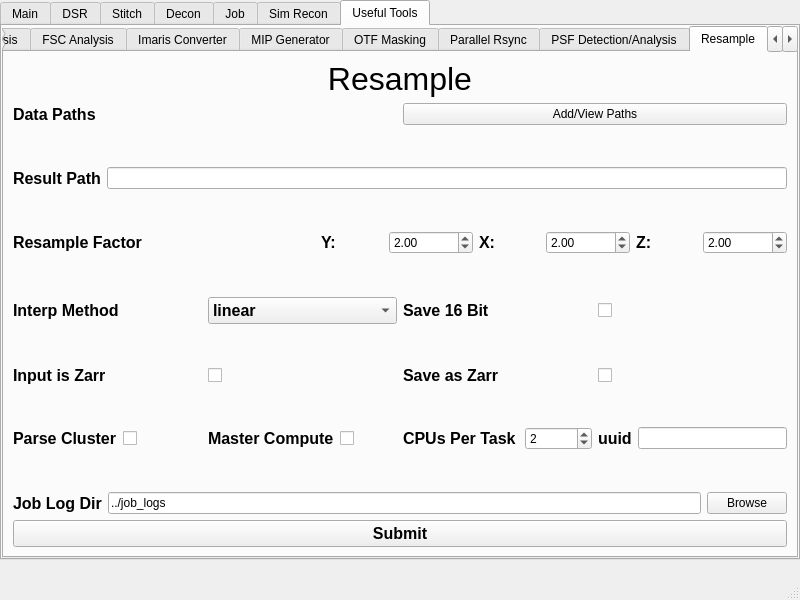
First picture: the form in src/mainwindow.ui, repository abcucberkeley/PetaKit5D-GUI, before the edit.
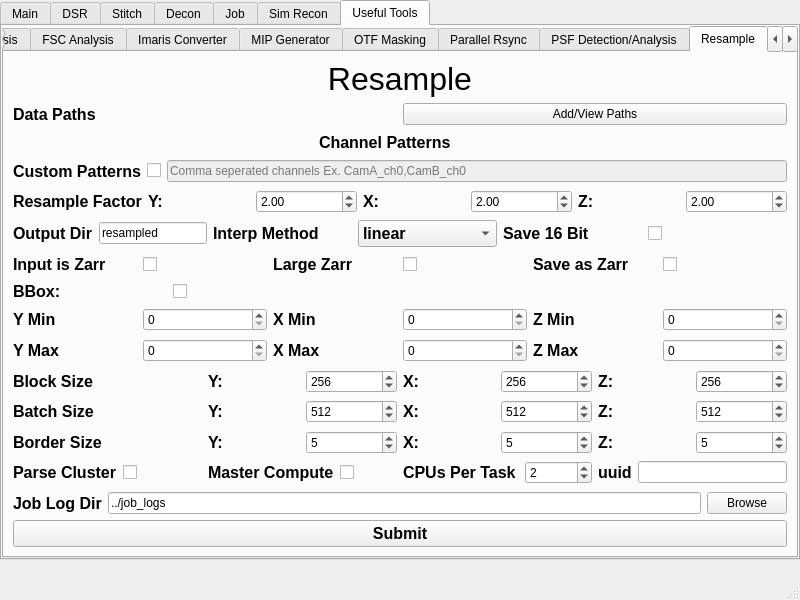
Second picture: the form after the edit. The open tabs and pages were chosen to show the change.

Commit message: Updated the resample tool

Patch:
```diff
--- a/src/mainwindow.ui
+++ b/src/mainwindow.ui
@@ -11060,6 +11060,9 @@
           </item>
           <item row="1" column="0">
            <layout class="QVBoxLayout" name="verticalLayout_43">
+            <property name="spacing">
+             <number>6</number>
+            </property>
             <property name="bottomMargin">
              <number>0</number>
             </property>
@@ -11104,25 +11107,95 @@
              </spacer>
             </item>
             <item>
-             <layout class="QHBoxLayout" name="horizontalLayout_197">
-              <property name="bottomMargin">
-               <number>0</number>
+             <layout class="QHBoxLayout" name="resampleChannelPatternsHorizontalLayout">
+              <item>
+               <widget class="QLabel" name="resampleChannelPatternsLabel">
+                <property name="sizePolicy">
+                 <sizepolicy hsizetype="Maximum" vsizetype="Maximum">
+                  <horstretch>0</horstretch>
+                  <verstretch>0</verstretch>
+                 </sizepolicy>
+                </property>
+                <property name="font">
+                 <font>
+                  <pointsize>12</pointsize>
+                  <bold>true</bold>
+                  <strikeout>false</strikeout>
+                  <kerning>true</kerning>
+                 </font>
+                </property>
+                <property name="text">
+                 <string>Channel Patterns</string>
+                </property>
+               </widget>
+              </item>
+              <item>
+               <spacer name="resampleHorizontalSpacer">
+                <property name="orientation">
+                 <enum>Qt::Horizontal</enum>
+                </property>
+                <property name="sizeType">
+                 <enum>QSizePolicy::Maximum</enum>
+                </property>
+                <property name="sizeHint" stdset="0">
+                 <size>
+                  <width>30</width>
+                  <height>20</height>
+                 </size>
+                </property>
+               </spacer>
+              </item>
+             </layout>
+            </item>
+            <item>
+             <spacer name="verticalSpacer_24">
+              <property name="orientation">
+               <enum>Qt::Vertical</enum>
               </property>
+              <property name="sizeHint" stdset="0">
+               <size>
+                <width>20</width>
+                <height>40</height>
+               </size>
+              </property>
+             </spacer>
+            </item>
+            <item>
+             <layout class="QHBoxLayout" name="horizontalLayout_199">
               <item>
-               <widget class="QLabel" name="resampleResultPathsLabel">
+               <widget class="QLabel" name="resampleCustomPatternsLabel">
                 <property name="font">
                  <font>
                   <pointsize>12</pointsize>
                   <bold>true</bold>
+                  <strikeout>false</strikeout>
+                  <kerning>true</kerning>
                  </font>
                 </property>
                 <property name="text">
-                 <string>Result Path</string>
+                 <string>Custom Patterns</string>
                 </property>
                </widget>
               </item>
               <item>
-               <widget class="QLineEdit" name="resampleResultPathsLabelLineEdit"/>
+               <widget class="QCheckBox" name="resampleCustomPatternsCheckBox">
+                <property name="autoFillBackground">
+                 <bool>false</bool>
+                </property>
+                <property name="text">
+                 <string/>
+                </property>
+               </widget>
+              </item>
+              <item>
+               <widget class="QLineEdit" name="resampleCustomPatternsLineEdit">
+                <property name="enabled">
+                 <bool>false</bool>
+                </property>
+                <property name="placeholderText">
+                 <string>Comma seperated channels Ex. CamA_ch0,CamB_ch0</string>
+                </property>
+               </widget>
               </item>
              </layout>
             </item>
@@ -11140,9 +11213,12 @@
              </spacer>
             </item>
             <item>
-             <layout class="QHBoxLayout" name="horizontalLayout_196" stretch="2">
+             <layout class="QHBoxLayout" name="horizontalLayout_196" stretch="1">
+              <property name="spacing">
+               <number>6</number>
+              </property>
               <item>
-               <layout class="QHBoxLayout" name="horizontalLayout_198" stretch="2,1,1,1">
+               <layout class="QHBoxLayout" name="horizontalLayout_198" stretch="1,2,2,2">
                 <item>
                  <widget class="QLabel" name="resampleRSFactorLabel">
                   <property name="font">
@@ -11174,7 +11250,7 @@
                   <item>
                    <widget class="QDoubleSpinBox" name="resampleRSFactorYSpinBox">
                     <property name="maximum">
-                     <double>100000000000.990005493164063</double>
+                     <double>1000000.989999999990687</double>
                     </property>
                     <property name="value">
                      <double>2.000000000000000</double>
@@ -11201,7 +11277,7 @@
                   <item>
                    <widget class="QDoubleSpinBox" name="resampleRSFactorXSpinBox">
                     <property name="maximum">
-                     <double>100000000000.990005493164063</double>
+                     <double>1000000.989999999990687</double>
                     </property>
                     <property name="value">
                      <double>2.000000000000000</double>
@@ -11228,7 +11304,7 @@
                   <item>
                    <widget class="QDoubleSpinBox" name="resampleRSFactorZSpinBox">
                     <property name="maximum">
-                     <double>100000000000.990005493164063</double>
+                     <double>1000000.989999999990687</double>
                     </property>
                     <property name="value">
                      <double>2.000000000000000</double>
@@ -11255,7 +11331,34 @@
              </spacer>
             </item>
             <item>
-             <layout class="QHBoxLayout" name="horizontalLayout_229" stretch="1,1">
+             <layout class="QHBoxLayout" name="horizontalLayout_229" stretch="0,1,1">
+              <item>
+               <layout class="QHBoxLayout" name="horizontalLayout_197" stretch="1,4">
+                <property name="bottomMargin">
+                 <number>0</number>
+                </property>
+                <item>
+                 <widget class="QLabel" name="resampleOutDirStrLabel">
+                  <property name="font">
+                   <font>
+                    <pointsize>12</pointsize>
+                    <bold>true</bold>
+                   </font>
+                  </property>
+                  <property name="text">
+                   <string>Output Dir</string>
+                  </property>
+                 </widget>
+                </item>
+                <item>
+                 <widget class="QLineEdit" name="resampleOutDirStrLineEdit">
+                  <property name="text">
+                   <string>resampled</string>
+                  </property>
+                 </widget>
+                </item>
+               </layout>
+              </item>
               <item>
                <layout class="QHBoxLayout" name="horizontalLayout_234">
                 <item>
@@ -11363,6 +11466,30 @@
                 </item>
                </layout>
               </item>
+              <item>
+               <layout class="QHBoxLayout" name="horizontalLayout_230">
+                <item>
+                 <widget class="QLabel" name="resampleLargeZarrLabel">
+                  <property name="font">
+                   <font>
+                    <pointsize>12</pointsize>
+                    <bold>true</bold>
+                   </font>
+                  </property>
+                  <property name="text">
+                   <string>Large Zarr</string>
+                  </property>
+                 </widget>
+                </item>
+                <item>
+                 <widget class="QCheckBox" name="resampleLargeZarrCheckBox">
+                  <property name="text">
+                   <string/>
+                  </property>
+                 </widget>
+                </item>
+               </layout>
+              </item>
               <item>
                <layout class="QHBoxLayout" name="horizontalLayout_204">
                 <item>
@@ -11389,6 +11516,583 @@
               </item>
              </layout>
             </item>
+            <item>
+             <spacer name="verticalSpacer_114">
+              <property name="orientation">
+               <enum>Qt::Vertical</enum>
+              </property>
+              <property name="sizeHint" stdset="0">
+               <size>
+                <width>20</width>
+                <height>40</height>
+               </size>
+              </property>
+             </spacer>
+            </item>
+            <item>
+             <layout class="QHBoxLayout" name="resampleBBoxHorizontalLayout">
+              <item>
+               <layout class="QHBoxLayout" name="resampleBBoxLabelLayout" stretch="1,4">
+                <item>
+                 <widget class="QLabel" name="resampleBBoxLabel">
+                  <property name="font">
+                   <font>
+                    <pointsize>12</pointsize>
+                    <bold>true</bold>
+                   </font>
+                  </property>
+                  <property name="text">
+                   <string>BBox:</string>
+                  </property>
+                 </widget>
+                </item>
+                <item>
+                 <widget class="QCheckBox" name="resampleBBoxCheckBox">
+                  <property name="autoFillBackground">
+                   <bool>false</bool>
+                  </property>
+                  <property name="text">
+                   <string/>
+                  </property>
+                  <property name="checked">
+                   <bool>false</bool>
+                  </property>
+                 </widget>
+                </item>
+               </layout>
+              </item>
+             </layout>
+            </item>
+            <item>
+             <spacer name="verticalSpacer_113">
+              <property name="orientation">
+               <enum>Qt::Vertical</enum>
+              </property>
+              <property name="sizeHint" stdset="0">
+               <size>
+                <width>20</width>
+                <height>40</height>
+               </size>
+              </property>
+             </spacer>
+            </item>
+            <item>
+             <layout class="QHBoxLayout" name="resampleBBoxMinHorizontalLayout">
+              <item>
+               <layout class="QHBoxLayout" name="resampleBBoxYMinHorizontalLayout">
+                <item>
+                 <widget class="QLabel" name="resampleBBoxYMinLabel">
+                  <property name="enabled">
+                   <bool>true</bool>
+                  </property>
+                  <property name="font">
+                   <font>
+                    <pointsize>12</pointsize>
+                    <bold>true</bold>
+                   </font>
+                  </property>
+                  <property name="text">
+                   <string>Y Min</string>
+                  </property>
+                 </widget>
+                </item>
+                <item>
+                 <widget class="QSpinBox" name="resampleBBoxYMinSpinBox">
+                  <property name="enabled">
+                   <bool>true</bool>
+                  </property>
+                  <property name="minimum">
+                   <number>0</number>
+                  </property>
+                  <property name="maximum">
+                   <number>2147483647</number>
+                  </property>
+                  <property name="value">
+                   <number>0</number>
+                  </property>
+                 </widget>
+                </item>
+               </layout>
+              </item>
+              <item>
+               <layout class="QHBoxLayout" name="resampleBBoxXMinHorizontalLayout">
+                <item>
+                 <widget class="QLabel" name="resampleBBoxXMinLabel">
+                  <property name="enabled">
+                   <bool>true</bool>
+                  </property>
+                  <property name="font">
+                   <font>
+                    <pointsize>12</pointsize>
+                    <bold>true</bold>
+                   </font>
+                  </property>
+                  <property name="text">
+                   <string>X Min</string>
+                  </property>
+                 </widget>
+                </item>
+                <item>
+                 <widget class="QSpinBox" name="resampleBBoxXMinSpinBox">
+                  <property name="enabled">
+                   <bool>true</bool>
+                  </property>
+                  <property name="minimum">
+                   <number>0</number>
+                  </property>
+                  <property name="maximum">
+                   <number>2147483647</number>
+                  </property>
+                  <property name="value">
+                   <number>0</number>
+                  </property>
+                 </widget>
+                </item>
+               </layout>
+              </item>
+              <item>
+               <layout class="QHBoxLayout" name="resampleBBoxZMinHorizontalLayout">
+                <item>
+                 <widget class="QLabel" name="resampleBBoxZMinLabel">
+                  <property name="enabled">
+                   <bool>true</bool>
+                  </property>
+                  <property name="font">
+                   <font>
+                    <pointsize>12</pointsize>
+                    <bold>true</bold>
+                   </font>
+                  </property>
+                  <property name="text">
+                   <string>Z Min</string>
+                  </property>
+                 </widget>
+                </item>
+                <item>
+                 <widget class="QSpinBox" name="resampleBBoxZMinSpinBox">
+                  <property name="enabled">
+                   <bool>true</bool>
+                  </property>
+                  <property name="minimum">
+                   <number>0</number>
+                  </property>
+                  <property name="maximum">
+                   <number>2147483647</number>
+                  </property>
+                  <property name="value">
+                   <number>0</number>
+                  </property>
+                 </widget>
+                </item>
+               </layout>
+              </item>
+             </layout>
+            </item>
+            <item>
+             <spacer name="verticalSpacer_115">
+              <property name="orientation">
+               <enum>Qt::Vertical</enum>
+              </property>
+              <property name="sizeHint" stdset="0">
+               <size>
+                <width>20</width>
+                <height>40</height>
+               </size>
+              </property>
+             </spacer>
+            </item>
+            <item>
+             <layout class="QHBoxLayout" name="resampleBBoxMaxHorizontalLayout">
+              <item>
+               <layout class="QHBoxLayout" name="resampleBBoxYMaxHorizontalLayout">
+                <item>
+                 <widget class="QLabel" name="resampleBBoxYMaxLabel">
+                  <property name="enabled">
+                   <bool>true</bool>
+                  </property>
+                  <property name="font">
+                   <font>
+                    <pointsize>12</pointsize>
+                    <bold>true</bold>
+                   </font>
+                  </property>
+                  <property name="text">
+                   <string>Y Max</string>
+                  </property>
+                 </widget>
+                </item>
+                <item>
+                 <widget class="QSpinBox" name="resampleBBoxYMaxSpinBox">
+                  <property name="enabled">
+                   <bool>true</bool>
+                  </property>
+                  <property name="minimum">
+                   <number>0</number>
+                  </property>
+                  <property name="maximum">
+                   <number>2147483647</number>
+                  </property>
+                  <property name="value">
+                   <number>0</number>
+                  </property>
+                 </widget>
+                </item>
+               </layout>
+              </item>
+              <item>
+               <layout class="QHBoxLayout" name="resampleBBoxXMaxHorizontalLayout">
+                <item>
+                 <widget class="QLabel" name="resampleBBoxXMaxLabel">
+                  <property name="enabled">
+                   <bool>true</bool>
+                  </property>
+                  <property name="font">
+                   <font>
+                    <pointsize>12</pointsize>
+                    <bold>true</bold>
+                   </font>
+                  </property>
+                  <property name="text">
+                   <string>X Max</string>
+                  </property>
+                 </widget>
+                </item>
+                <item>
+                 <widget class="QSpinBox" name="resampleBBoxXMaxSpinBox">
+                  <property name="enabled">
+                   <bool>true</bool>
+                  </property>
+                  <property name="minimum">
+                   <number>0</number>
+                  </property>
+                  <property name="maximum">
+                   <number>2147483647</number>
+                  </property>
+                  <property name="value">
+                   <number>0</number>
+                  </property>
+                 </widget>
+                </item>
+               </layout>
+              </item>
+              <item>
+               <layout class="QHBoxLayout" name="resampleBBoxZMaxHorizontalLayout">
+                <item>
+                 <widget class="QLabel" name="resampleBBoxZMaxLabel">
+                  <property name="enabled">
+                   <bool>true</bool>
+                  </property>
+                  <property name="font">
+                   <font>
+                    <pointsize>12</pointsize>
+                    <bold>true</bold>
+                   </font>
+                  </property>
+                  <property name="text">
+                   <string>Z Max</string>
+                  </property>
+                 </widget>
+                </item>
+                <item>
+                 <widget class="QSpinBox" name="resampleBBoxZMaxSpinBox">
+                  <property name="enabled">
+                   <bool>true</bool>
+                  </property>
+                  <property name="minimum">
+                   <number>0</number>
+                  </property>
+                  <property name="maximum">
+                   <number>2147483647</number>
+                  </property>
+                  <property name="value">
+                   <number>0</number>
+                  </property>
+                 </widget>
+                </item>
+               </layout>
+              </item>
+             </layout>
+            </item>
+            <item>
+             <spacer name="verticalSpacer_116">
+              <property name="orientation">
+               <enum>Qt::Vertical</enum>
+              </property>
+              <property name="sizeHint" stdset="0">
+               <size>
+                <width>20</width>
+                <height>40</height>
+               </size>
+              </property>
+             </spacer>
+            </item>
+            <item>
+             <layout class="QHBoxLayout" name="resampleBlockSizeHorizontalLayout">
+              <item>
+               <widget class="QLabel" name="resampleBlockSizeLabel">
+                <property name="font">
+                 <font>
+                  <pointsize>12</pointsize>
+                  <bold>true</bold>
+                  <strikeout>false</strikeout>
+                  <kerning>true</kerning>
+                 </font>
+                </property>
+                <property name="text">
+                 <string>Block Size</string>
+                </property>
+               </widget>
+              </item>
+              <item>
+               <layout class="QHBoxLayout" name="resampleBlockSizeYHorizontalLayout">
+                <item>
+                 <widget class="QLabel" name="resampleBlockSizeYLabel">
+                  <property name="enabled">
+                   <bool>true</bool>
+                  </property>
+                  <property name="font">
+                   <font>
+                    <pointsize>12</pointsize>
+                    <bold>true</bold>
+                   </font>
+                  </property>
+                  <property name="text">
+                   <string>Y:</string>
+                  </property>
+                 </widget>
+                </item>
+                <item>
+                 <widget class="QDoubleSpinBox" name="resampleBlockSizeYSpinBox">
+                  <property name="enabled">
+                   <bool>true</bool>
+                  </property>
+                  <property name="decimals">
+                   <number>0</number>
+                  </property>
+                  <property name="maximum">
+                   <double>1000000000.000000000000000</double>
+                  </property>
+                  <property name="value">
+                   <double>256.000000000000000</double>
+                  </property>
+                 </widget>
+                </item>
+               </layout>
+              </item>
+              <item>
+               <layout class="QHBoxLayout" name="resampleBlockSizeXHorizontalLayout">
+                <item>
+                 <widget class="QLabel" name="resampleBlockSizeXLabel">
+                  <property name="enabled">
+                   <bool>true</bool>
+                  </property>
+                  <property name="font">
+                   <font>
+                    <pointsize>12</pointsize>
+                    <bold>true</bold>
+                   </font>
+                  </property>
+                  <property name="text">
+                   <string>X:</string>
+                  </property>
+                 </widget>
+                </item>
+                <item>
+                 <widget class="QDoubleSpinBox" name="resampleBlockSizeXSpinBox">
+                  <property name="enabled">
+                   <bool>true</bool>
+                  </property>
+                  <property name="decimals">
+                   <number>0</number>
+                  </property>
+                  <property name="maximum">
+                   <double>1000000000.000000000000000</double>
+                  </property>
+                  <property name="value">
+                   <double>256.000000000000000</double>
+                  </property>
+                 </widget>
+                </item>
+               </layout>
+              </item>
+              <item>
+               <layout class="QHBoxLayout" name="resampleBlockSizeZHorizontalLayout">
+                <item>
+                 <widget class="QLabel" name="resampleBlockSizeZLabel">
+                  <property name="enabled">
+                   <bool>true</bool>
+                  </property>
+                  <property name="font">
+                   <font>
+                    <pointsize>12</pointsize>
+                    <bold>true</bold>
+                   </font>
+                  </property>
+                  <property name="text">
+                   <string>Z:</string>
+                  </property>
+                 </widget>
+                </item>
+                <item>
+                 <widget class="QDoubleSpinBox" name="resampleBlockSizeZSpinBox">
+                  <property name="enabled">
+                   <bool>true</bool>
+                  </property>
+                  <property name="decimals">
+                   <number>0</number>
+                  </property>
+                  <property name="maximum">
+                   <double>1000000000.000000000000000</double>
+                  </property>
+                  <property name="value">
+                   <double>256.000000000000000</double>
+                  </property>
+                 </widget>
+                </item>
+               </layout>
+              </item>
+             </layout>
+            </item>
+            <item>
+             <spacer name="verticalSpacer_117">
+              <property name="orientation">
+               <enum>Qt::Vertical</enum>
+              </property>
+              <property name="sizeHint" stdset="0">
+               <size>
+                <width>20</width>
+                <height>40</height>
+               </size>
+              </property>
+             </spacer>
+            </item>
+            <item>
+             <layout class="QHBoxLayout" name="resampleBatchSizeHorizontalLayout">
+              <item>
+               <widget class="QLabel" name="resampleBatchSizeLabel">
+                <property name="font">
+                 <font>
+                  <pointsize>12</pointsize>
+                  <bold>true</bold>
+                  <strikeout>false</strikeout>
+                  <kerning>true</kerning>
+                 </font>
+                </property>
+                <property name="text">
+                 <string>Batch Size</string>
+                </property>
+               </widget>
+              </item>
+              <item>
+               <layout class="QHBoxLayout" name="resampleBatchSizeYHorizontalLayout">
+                <item>
+                 <widget class="QLabel" name="resampleBatchSizeYLabel">
+                  <property name="enabled">
+                   <bool>true</bool>
+                  </property>
+                  <property name="font">
+                   <font>
+                    <pointsize>12</pointsize>
+                    <bold>true</bold>
+                   </font>
+                  </property>
+                  <property name="text">
+                   <string>Y:</string>
+                  </property>
+                 </widget>
+                </item>
+                <item>
+                 <widget class="QDoubleSpinBox" name="resampleBatchSizeYSpinBox">
+                  <property name="enabled">
+                   <bool>true</bool>
+                  </property>
+                  <property name="decimals">
+                   <number>0</number>
+                  </property>
+                  <property name="maximum">
+                   <double>1000000000.000000000000000</double>
+                  </property>
+                  <property name="value">
+                   <double>512.000000000000000</double>
+                  </property>
+                 </widget>
+                </item>
+               </layout>
+              </item>
+              <item>
+               <layout class="QHBoxLayout" name="resampleBatchSizeXHorizontalLayout">
+                <item>
+                 <widget class="QLabel" name="resampleBatchSizeXLabel">
+                  <property name="enabled">
+                   <bool>true</bool>
+                  </property>
+                  <property name="font">
+                   <font>
+                    <pointsize>12</pointsize>
+                    <bold>true</bold>
+                   </font>
+                  </property>
+                  <property name="text">
+                   <string>X:</string>
+                  </property>
+                 </widget>
+                </item>
+                <item>
+                 <widget class="QDoubleSpinBox" name="resampleBatchSizeXSpinBox">
+                  <property name="enabled">
+                   <bool>true</bool>
+                  </property>
+                  <property name="decimals">
+                   <number>0</number>
+                  </property>
+                  <property name="maximum">
+                   <double>1000000000.000000000000000</double>
+                  </property>
+                  <property name="value">
+                   <double>512.000000000000000</double>
+                  </property>
+                 </widget>
+                </item>
+               </layout>
+              </item>
+              <item>
+               <layout class="QHBoxLayout" name="resampleBatchSizeZHorizontalLayout">
+                <item>
+                 <widget class="QLabel" name="resampleBatchSizeZLabel">
+                  <property name="enabled">
+                   <bool>true</bool>
+                  </property>
+                  <property name="font">
+                   <font>
+                    <pointsize>12</pointsize>
+                    <bold>true</bold>
+                   </font>
+                  </property>
+                  <property name="text">
+                   <string>Z:</string>
+                  </property>
+                 </widget>
+                </item>
+                <item>
+                 <widget class="QDoubleSpinBox" name="resampleBatchSizeZSpinBox">
+                  <property name="enabled">
+                   <bool>true</bool>
+                  </property>
+                  <property name="decimals">
+                   <number>0</number>
+                  </property>
+                  <property name="maximum">
+                   <double>1000000000.000000000000000</double>
+                  </property>
+                  <property name="value">
+                   <double>512.000000000000000</double>
+                  </property>
+                 </widget>
+                </item>
+               </layout>
+              </item>
+             </layout>
+            </item>
             <item>
              <spacer name="verticalSpacer_97">
               <property name="orientation">
@@ -11402,6 +12106,146 @@
               </property>
              </spacer>
             </item>
+            <item>
+             <layout class="QHBoxLayout" name="resampleBorderSizeHorizontalLayout">
+              <item>
+               <widget class="QLabel" name="resampleBorderSizeLabel">
+                <property name="font">
+                 <font>
+                  <pointsize>12</pointsize>
+                  <bold>true</bold>
+                  <strikeout>false</strikeout>
+                  <kerning>true</kerning>
+                 </font>
+                </property>
+                <property name="text">
+                 <string>Border Size</string>
+                </property>
+               </widget>
+              </item>
+              <item>
+               <layout class="QHBoxLayout" name="resampleBorderSizeYHorizontalLayout">
+                <item>
+                 <widget class="QLabel" name="resampleBorderSizeYLabel">
+                  <property name="enabled">
+                   <bool>true</bool>
+                  </property>
+                  <property name="font">
+                   <font>
+                    <pointsize>12</pointsize>
+                    <bold>true</bold>
+                   </font>
+                  </property>
+                  <property name="text">
+                   <string>Y:</string>
+                  </property>
+                 </widget>
+                </item>
+                <item>
+                 <widget class="QDoubleSpinBox" name="resampleBorderSizeYSpinBox">
+                  <property name="enabled">
+                   <bool>true</bool>
+                  </property>
+                  <property name="decimals">
+                   <number>0</number>
+                  </property>
+                  <property name="maximum">
+                   <double>1000000000.000000000000000</double>
+                  </property>
+                  <property name="value">
+                   <double>5.000000000000000</double>
+                  </property>
+                 </widget>
+                </item>
+               </layout>
+              </item>
+              <item>
+               <layout class="QHBoxLayout" name="resampleBorderSizeXHorizontalLayout">
+                <item>
+                 <widget class="QLabel" name="resampleBorderSizeXLabel">
+                  <property name="enabled">
+                   <bool>true</bool>
+                  </property>
+                  <property name="font">
+                   <font>
+                    <pointsize>12</pointsize>
+                    <bold>true</bold>
+                   </font>
+                  </property>
+                  <property name="text">
+                   <string>X:</string>
+                  </property>
+                 </widget>
+                </item>
+                <item>
+                 <widget class="QDoubleSpinBox" name="resampleBorderSizeXSpinBox">
+                  <property name="enabled">
+                   <bool>true</bool>
+                  </property>
+                  <property name="decimals">
+                   <number>0</number>
+                  </property>
+                  <property name="maximum">
+                   <double>1000000000.000000000000000</double>
+                  </property>
+                  <property name="value">
+                   <double>5.000000000000000</double>
+                  </property>
+                 </widget>
+                </item>
+               </layout>
+              </item>
+              <item>
+               <layout class="QHBoxLayout" name="resampleBorderSizeZHorizontalLayout">
+                <item>
+                 <widget class="QLabel" name="resampleBorderSizeZLabel">
+                  <property name="enabled">
+                   <bool>true</bool>
+                  </property>
+                  <property name="font">
+                   <font>
+                    <pointsize>12</pointsize>
+                    <bold>true</bold>
+                   </font>
+                  </property>
+                  <property name="text">
+                   <string>Z:</string>
+                  </property>
+                 </widget>
+                </item>
+                <item>
+                 <widget class="QDoubleSpinBox" name="resampleBorderSizeZSpinBox">
+                  <property name="enabled">
+                   <bool>true</bool>
+                  </property>
+                  <property name="decimals">
+                   <number>0</number>
+                  </property>
+                  <property name="maximum">
+                   <double>1000000000.000000000000000</double>
+                  </property>
+                  <property name="value">
+                   <double>5.000000000000000</double>
+                  </property>
+                 </widget>
+                </item>
+               </layout>
+              </item>
+             </layout>
+            </item>
+            <item>
+             <spacer name="verticalSpacer_118">
+              <property name="orientation">
+               <enum>Qt::Vertical</enum>
+              </property>
+              <property name="sizeHint" stdset="0">
+               <size>
+                <width>20</width>
+                <height>40</height>
+               </size>
+              </property>
+             </spacer>
+            </item>
             <item>
              <layout class="QHBoxLayout" name="horizontalLayout_209" stretch="1,1,1,1">
               <item>
```
Left out of the diff: 5 changed lines with no effect on the pictures. The commit also changes 3 other files.
